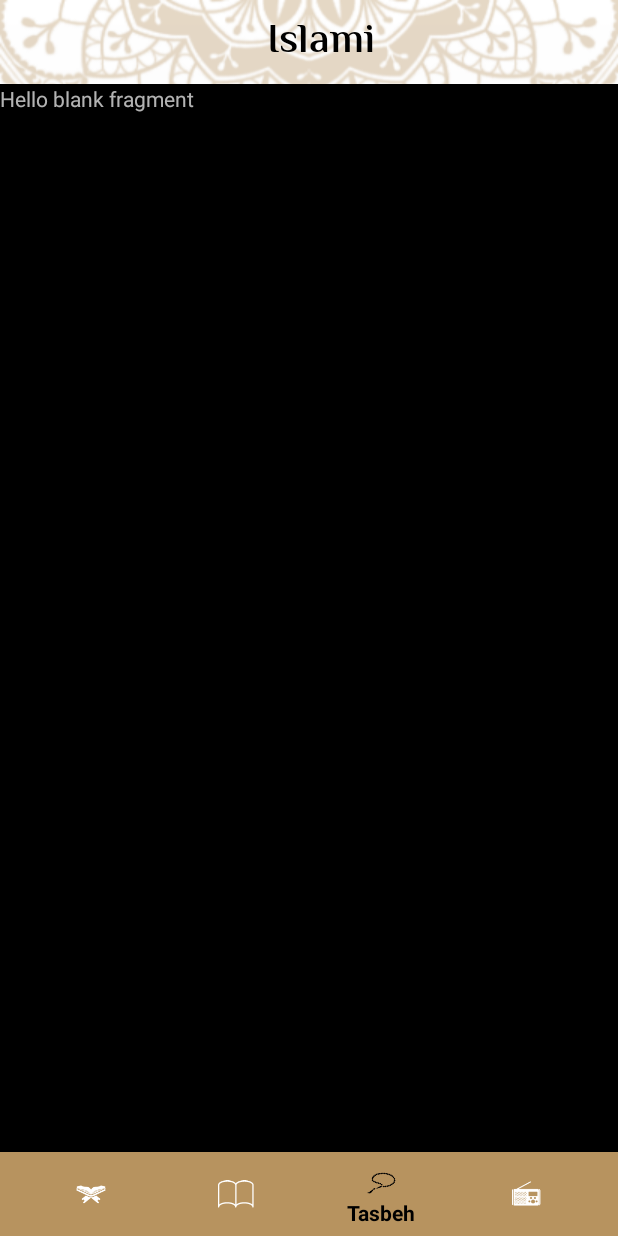
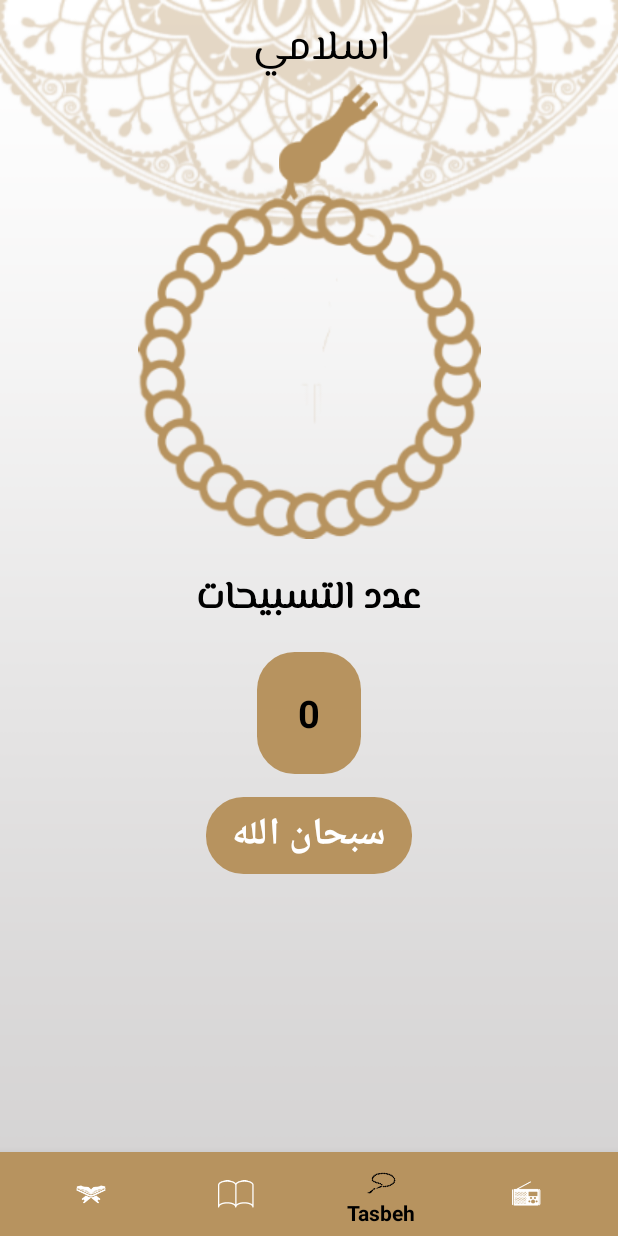
Before and after one commit to hagarabobakr/IslamiAppXML, an Android app: the screen it shows after launch (HomeActivity), item 3 of the bottom bar chosen, on a phone screen of 412 x 824 dp. Run offline under Robolectric (Android 15) with nearby library versions, the phone set to English and light mode, and no system bars.

Commit message:
+ sebha fragment

```diff
--- a/app/src/main/java/com/example/islamiappxml/home/sebha/SebhaFragment.kt
+++ b/app/src/main/java/com/example/islamiappxml/home/sebha/SebhaFragment.kt
@@ -5,19 +5,67 @@ import androidx.fragment.app.Fragment
 import android.view.LayoutInflater
 import android.view.View
 import android.view.ViewGroup
+import com.example.islamiappxml.Constants
 import com.example.islamiappxml.R
+import com.example.islamiappxml.databinding.FragmentSebhaBinding
 
 
 class SebhaFragment : Fragment() {
-
+    lateinit var viewBinding: FragmentSebhaBinding
+    var counter : Int = 0
 
     override fun onCreateView(
         inflater: LayoutInflater, container: ViewGroup?,
         savedInstanceState: Bundle?
     ): View? {
-        // Inflate the layout for this fragment
-        return inflater.inflate(R.layout.fragment_sebha, container, false)
+        viewBinding = FragmentSebhaBinding.inflate(inflater, container, false)
+        return viewBinding.root
+    }
+//    val imgSebhaBody = viewBinding.ivBodySebha
+//    val counterTv = viewBinding.tsCounter
+//    val zekrTv = viewBinding.zekr
+
+    override fun onViewCreated(view: View, savedInstanceState: Bundle?) {
+        super.onViewCreated(view, savedInstanceState)
+        initViews()
     }
 
+    private fun initViews() {
+        viewBinding.tsCounter.text = "$counter"
+        viewBinding.zekr.text=Constants.SUBHAN_ALLAH
+        viewBinding.ivBodySebha.setOnClickListener {
+            onSebhaClicked()
+        }
+    }
 
-}
+    private fun onSebhaClicked() {
+        viewBinding.ivBodySebha.rotation = viewBinding.ivBodySebha.rotation+5
+        counter++
+        viewBinding.tsCounter.text = "$counter"
+
+        if(counter == 34){
+            when (viewBinding.zekr.text) {
+                Constants.SUBHAN_ALLAH -> {
+                    viewBinding.zekr.text= Constants.ALHAMEDUILLAH
+                    counter = 0
+                    viewBinding.tsCounter.text="$counter"
+                }
+                Constants.ALHAMEDUILLAH -> {
+                    viewBinding.zekr.text= Constants.ALLAH_AKBAR
+                    counter = 0
+                    viewBinding.tsCounter.text="$counter"
+                }
+                Constants.ALLAH_AKBAR -> {
+                    viewBinding.zekr.text = Constants.ASTGFER_ALLAH
+                    counter = 0
+                    viewBinding.tsCounter.text = "$counter"
+                }
+                Constants.ASTGFER_ALLAH -> {
+                    viewBinding.zekr.text = Constants.SUBHAN_ALLAH
+                    counter = 0
+                    viewBinding.tsCounter.text = "$counter"
+                }
+            }
+        }
+        }
+    }
--- /dev/null
+++ b/app/src/main/res/drawable/rectangle_bg.xml
@@ -0,0 +1,10 @@
+<vector xmlns:android="http://schemas.android.com/apk/res/android"
+    android:width="69dp"
+    android:height="81dp"
+    android:viewportWidth="69"
+    android:viewportHeight="81">
+  <path
+      android:pathData="M25,0h19a25,25 0,0 1,25 25v31a25,25 0,0 1,-25 25h-19a25,25 0,0 1,-25 -25v-31a25,25 0,0 1,25 -25z"
+      android:fillColor="#b7935f"
+      android:fillType="evenOdd"/>
+</vector>
--- /dev/null
+++ b/app/src/main/res/drawable/rectangle_bg2.xml
@@ -0,0 +1,10 @@
+<vector xmlns:android="http://schemas.android.com/apk/res/android"
+    android:width="137dp"
+    android:height="51dp"
+    android:viewportWidth="137"
+    android:viewportHeight="51">
+  <path
+      android:pathData="M25,0h87a25,25 0,0 1,25 25v1a25,25 0,0 1,-25 25h-87a25,25 0,0 1,-25 -25v-1a25,25 0,0 1,25 -25z"
+      android:fillColor="#b7935f"
+      android:fillType="evenOdd"/>
+</vector>
--- a/app/src/main/res/layout/activity_home.xml
+++ b/app/src/main/res/layout/activity_home.xml
@@ -26,14 +26,15 @@
                     android:id="@+id/screen_title"
                     android:layout_width="wrap_content"
                     android:layout_height="wrap_content"
-                    android:text="Islami"
+                    android:text="اسلامي"
+                    android:layout_marginTop="10dp"
                     android:textColor="@color/black"
                     android:textSize="28sp"
                     app:layout_constraintBottom_toBottomOf="parent"
                     app:layout_constraintEnd_toEndOf="parent"
                     app:layout_constraintStart_toStartOf="parent"
                     app:layout_constraintTop_toTopOf="parent"
-                    android:fontFamily="@font/elmasri_simi"
+                    android:fontFamily="@font/elmessiri"
                     />
             </androidx.constraintlayout.widget.ConstraintLayout>
 
--- a/app/src/main/res/layout/activity_sura_details.xml
+++ b/app/src/main/res/layout/activity_sura_details.xml
@@ -36,11 +36,13 @@
                     android:layout_height="wrap_content"
                     android:textColor="@color/black"
                     android:textSize="22sp"
+                    android:layout_marginTop="20dp"
                     app:layout_constraintBottom_toBottomOf="parent"
                     app:layout_constraintEnd_toEndOf="parent"
                     app:layout_constraintHorizontal_bias="0.5"
                     app:layout_constraintStart_toStartOf="parent"
                     app:layout_constraintTop_toTopOf="parent"
+                    android:fontFamily="@font/elmessiri"
                     tools:text="Al Fatiha" />
             </androidx.constraintlayout.widget.ConstraintLayout>
         </androidx.appcompat.widget.Toolbar>
--- a/app/src/main/res/layout/content_sura_details.xml
+++ b/app/src/main/res/layout/content_sura_details.xml
@@ -16,10 +16,10 @@
         app:contentPadding="8dp"
         app:layout_constraintBottom_toBottomOf="parent"
         app:layout_constraintEnd_toEndOf="parent"
-        app:layout_constraintHeight_percent=".8"
+        app:layout_constraintHeight_percent=".9"
         app:layout_constraintStart_toStartOf="parent"
         app:layout_constraintTop_toTopOf="parent"
-        app:layout_constraintWidth_percent=".8"
+        app:layout_constraintWidth_percent=".9"
         app:cardBackgroundColor="@color/white"
         >
 
--- a/app/src/main/res/layout/fragment_sebha.xml
+++ b/app/src/main/res/layout/fragment_sebha.xml
@@ -1,16 +1,78 @@
 <?xml version="1.0" encoding="utf-8"?>
-<FrameLayout xmlns:android="http://schemas.android.com/apk/res/android"
+<androidx.constraintlayout.widget.ConstraintLayout xmlns:android="http://schemas.android.com/apk/res/android"
     xmlns:tools="http://schemas.android.com/tools"
     android:layout_width="match_parent"
     android:layout_height="match_parent"
-    tools:context=".home.hadith.HadethFragment"
-    android:background="@color/black"
-    >
+    xmlns:app="http://schemas.android.com/apk/res-auto"
+    tools:context=".home.hadith.HadethFragment">
+<ImageView
+    android:id="@+id/iv_head_sebha"
+    android:layout_width="95dp"
+    android:layout_height="95dp"
+    android:src="@drawable/head_sebha_logo"
+    app:layout_constraintStart_toStartOf="parent"
+    app:layout_constraintEnd_toEndOf="parent"
+    app:layout_constraintTop_toTopOf="parent"
+    android:layout_marginLeft="25dp"
+
+    />
 
 
+    <ImageView
+        android:id="@+id/iv_body_sebha"
+        android:layout_width="230dp"
+        android:layout_height="230dp"
+        android:src="@drawable/body_sebha_logo"
+        android:layout_marginTop="-22dp"
+        app:layout_constraintEnd_toEndOf="parent"
+        app:layout_constraintStart_toStartOf="parent"
+        app:layout_constraintTop_toBottomOf="@id/iv_head_sebha"
+        />
+
     <TextView
-        android:layout_width="match_parent"
-        android:layout_height="match_parent"
-        android:text="@string/hello_blank_fragment" />
+        android:id="@+id/textView"
+        android:layout_width="wrap_content"
+        android:layout_height="wrap_content"
+        android:layout_marginTop="20dp"
+        android:fontFamily="@font/elmessiri"
+        android:text="عدد التسبيحات"
+        android:textColor="@color/black"
+        android:textSize="25sp"
+        android:textStyle="bold"
+        app:layout_constraintEnd_toEndOf="parent"
+        app:layout_constraintStart_toStartOf="parent"
+        app:layout_constraintTop_toBottomOf="@+id/iv_body_sebha" />
 
-</FrameLayout>
+    <TextView
+        android:id="@+id/ts_counter"
+        android:layout_width="wrap_content"
+        android:layout_height="wrap_content"
+        android:text="0"
+        android:textSize="25sp"
+        android:textColor="@color/black"
+        android:textStyle="bold"
+        android:gravity="center"
+        android:background="@drawable/rectangle_bg"
+        android:layout_marginTop="15dp"
+        app:layout_constraintEnd_toEndOf="parent"
+        app:layout_constraintStart_toStartOf="parent"
+        app:layout_constraintTop_toBottomOf="@+id/textView" />
+
+    <TextView
+        android:id="@+id/zekr"
+        android:layout_width="wrap_content"
+        android:layout_height="wrap_content"
+        android:background="@drawable/rectangle_bg2"
+        android:gravity="center"
+        android:text="سبحان الله"
+        android:textColor="@color/white"
+        android:textSize="25sp"
+        android:textStyle="bold"
+        android:layout_marginTop="15dp"
+        app:layout_constraintEnd_toEndOf="parent"
+        app:layout_constraintStart_toStartOf="parent"
+        app:layout_constraintTop_toBottomOf="@+id/ts_counter" />
+
+
+
+</androidx.constraintlayout.widget.ConstraintLayout>
--- a/app/src/main/res/layout/item_chapter.xml
+++ b/app/src/main/res/layout/item_chapter.xml
@@ -16,7 +16,7 @@
         app:layout_constraintEnd_toEndOf="parent"
         app:layout_constraintStart_toStartOf="parent"
         app:layout_constraintTop_toTopOf="parent"
-        android:fontFamily="@font/elmasri_simi"
+        android:fontFamily="@font/elmessiri"
         tools:text="Al Fatiha" />
 
     <View
--- a/app/src/main/res/layout/item_hadeth.xml
+++ b/app/src/main/res/layout/item_hadeth.xml
@@ -16,7 +16,7 @@
         app:layout_constraintEnd_toEndOf="parent"
         app:layout_constraintStart_toStartOf="parent"
         app:layout_constraintTop_toTopOf="parent"
-        android:fontFamily="@font/elmasri_simi"
+        android:fontFamily="@font/elmessiri"
         tools:text="Al Fatiha" />
 
     <View
--- a/app/src/main/res/layout/item_verse.xml
+++ b/app/src/main/res/layout/item_verse.xml
@@ -18,6 +18,7 @@
         app:layout_constraintEnd_toEndOf="parent"
         app:layout_constraintStart_toStartOf="parent"
         app:layout_constraintTop_toTopOf="parent"
+        android:fontFamily="@font/elmessiri"
         tools:text="Al Fatiha" />
 
 
```
Also changed, not shown: app/src/main/AndroidManifest.xml (+8 -2 lines), app/src/main/java/com/example/islamiappxml/Constants.kt (+7 -0 lines), app/src/main/java/com/example/islamiappxml/home/hadith/HadethDetailsActivity.kt (added, +30 -0 lines), app/src/main/java/com/example/islamiappxml/home/hadith/HadethFragment.kt (+17 -0 lines), app/src/main/java/com/example/islamiappxml/home/hadith/HadethRecyclerAdapter.kt (+13 -0 lines), app/src/main/res/layout/activity_hadeth_details.xml (added, +48 -0 lines), app/src/main/res/font/elmessiri.ttf (added).
